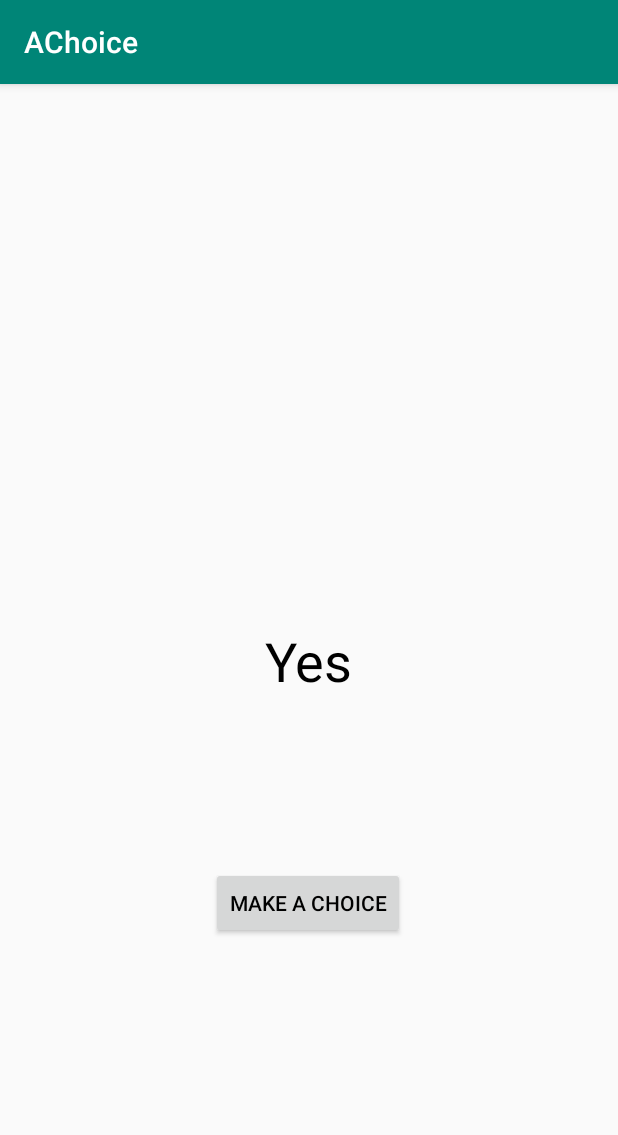
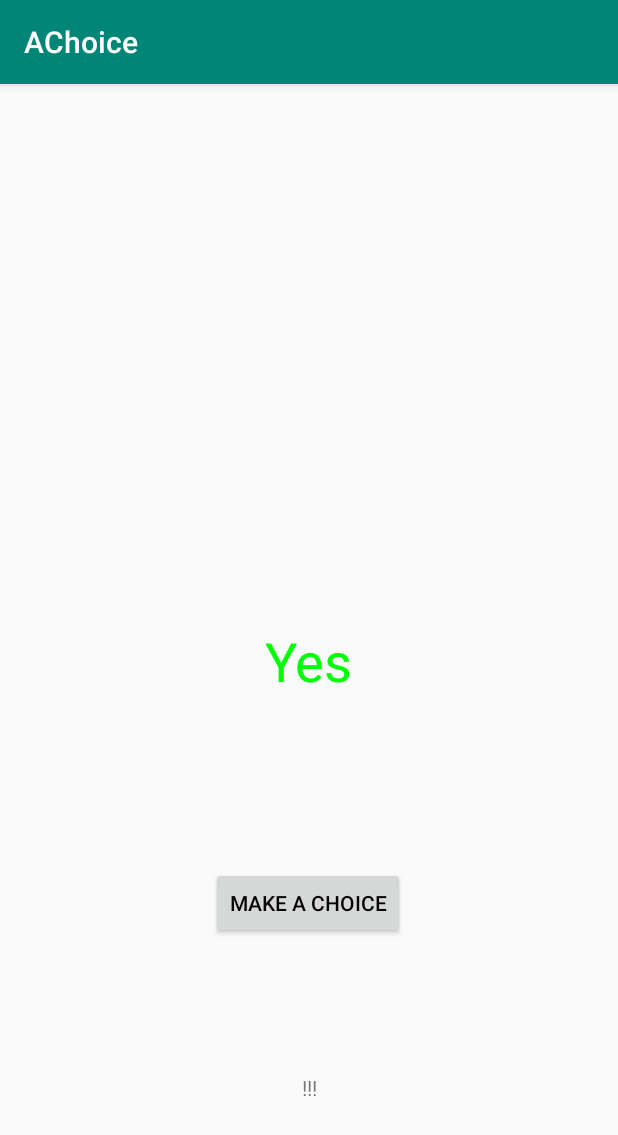
Before and after one commit to MikhailToropov/achoice, an Android app: the screen it shows after launch (MainActivity), after a tap on "MAKE A CHOICE", on a phone screen of 412 x 824 dp. Shown: the top 1135 px of the screen. Run offline under Robolectric (Android 15) with nearby library versions, the phone set to English and light mode, and no system bars.

Commit message:
add builds

```diff
--- a/app/src/main/java/com/example/achoice/MainActivity.java
+++ b/app/src/main/java/com/example/achoice/MainActivity.java
@@ -2,15 +2,17 @@ package com.example.achoice;
 
 import androidx.appcompat.app.AppCompatActivity;
 
+import android.graphics.Color;
 import android.os.Bundle;
 import android.view.View;
 import android.widget.Button;
 import android.widget.TextView;
 
+import java.util.ArrayList;
 import java.util.Random;
 
 public class MainActivity extends AppCompatActivity {
-    TextView txt;
+    TextView txt, vl;
     Button btn;
 
     @Override
@@ -19,17 +21,31 @@ public class MainActivity extends AppCompatActivity {
         setContentView(R.layout.activity_main);
         txt = findViewById(R.id.textView);
         btn = findViewById(R.id.button);
+        vl = findViewById(R.id.textView2);
         btn.setOnClickListener(new View.OnClickListener() {
             @Override
             public void onClick(View v) {
+                double summ=0;
+                double res;
+                String sres;
                 Random r = new Random();
-                int rnd = r.nextInt(4);
+                int rnd;
+                for(int i=0; i<32000; i++) {
+                    rnd =r.nextInt(4);
+                    summ+=rnd;
+                }
+                res = summ/32000;
+                rnd = r.nextInt(4);
                 if (rnd%2==0){
                     txt.setText("Yes");
+                    txt.setTextColor(Color.GREEN);
                 }
                 else{
                     txt.setText("No");
+                    txt.setTextColor(Color.RED);
                 }
+                System.out.println(Double.toString(res));
+                vl.setText("!!!");
             }
         });
     }
--- a/app/src/main/res/layout/activity_main.xml
+++ b/app/src/main/res/layout/activity_main.xml
@@ -31,4 +31,14 @@
         app:layout_constraintTop_toBottomOf="@+id/textView"
         app:layout_constraintVertical_bias="0.365" />
 
+    <TextView
+        android:id="@+id/textView2"
+        android:layout_width="wrap_content"
+        android:layout_height="wrap_content"
+        android:text="@string/score"
+        app:layout_constraintBottom_toBottomOf="parent"
+        app:layout_constraintEnd_toEndOf="parent"
+        app:layout_constraintStart_toStartOf="parent"
+        app:layout_constraintTop_toBottomOf="@+id/button" />
+
 </androidx.constraintlayout.widget.ConstraintLayout>
--- a/app/src/main/res/values/strings.xml
+++ b/app/src/main/res/values/strings.xml
@@ -2,4 +2,5 @@
     <string name="app_name">AChoice</string>
     <string name="button">Make a Choice</string>
     <string name="label">Make a choice!</string>
+    <string name="score">val</string>
 </resources>
```
Also changed, not shown: 1 other file.
